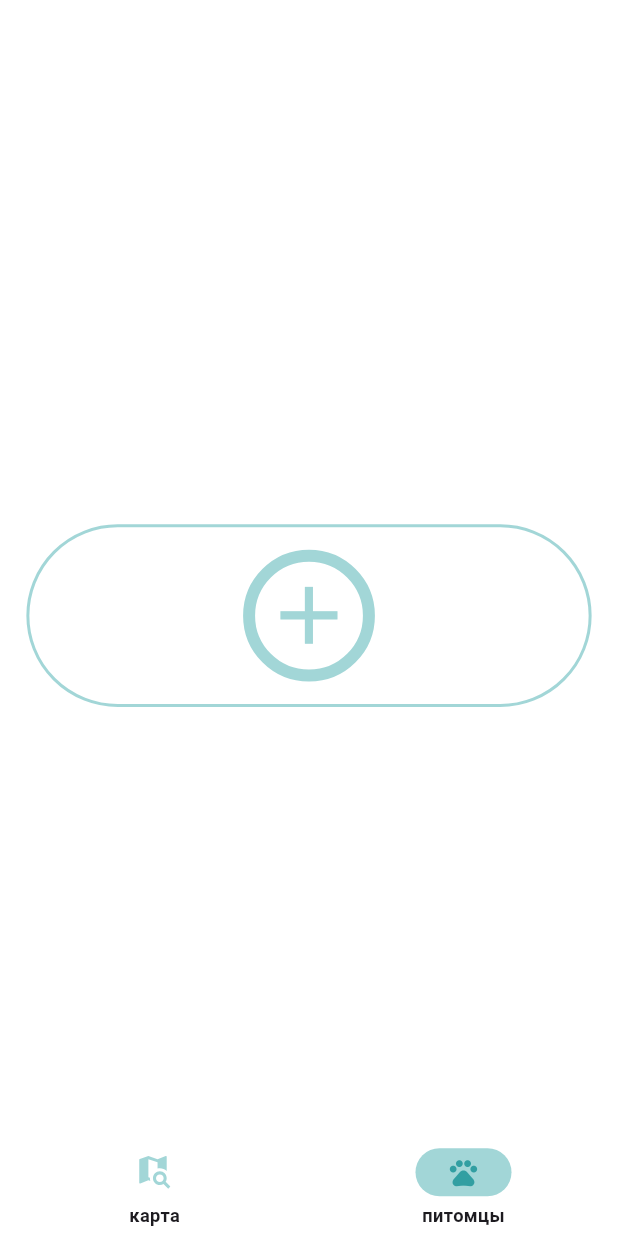
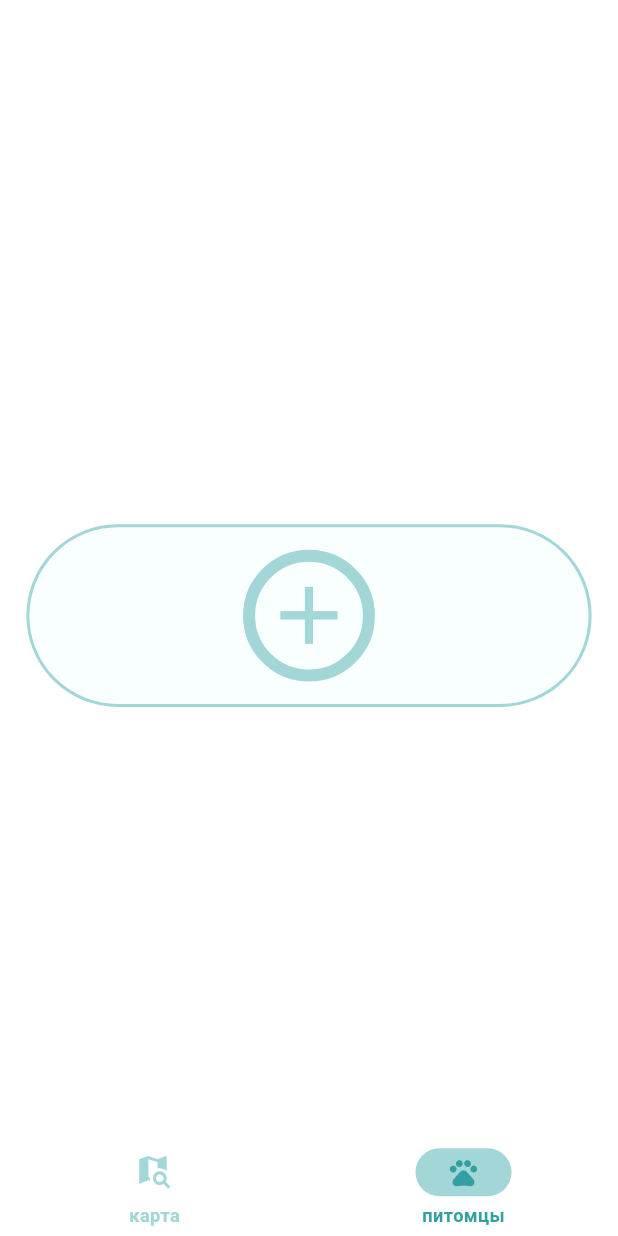
Before and after one commit to Alex-Yu21/pet_map, a Flutter app: the screen it shows after launch, item 2 of the bottom bar chosen, on a phone screen of 412 x 824 dp. Run offline on Flutter 3.47's test engine with Material 3 defaults, Android fonts, the phone set to English and light mode, and no system bars; our stand-ins replace flutter_riverpod, flutter_screenutil, flutter_svg, geolocator, shared_preferences, sqflite; missing offline and left inert: yandex_mapkit; accounts and stored records are empty.

Commit message:
style: nav bar minor improvments

```diff
--- a/lib/main.dart
+++ b/lib/main.dart
@@ -88,8 +88,15 @@ class PetMapApp extends StatelessWidget {
         navigationBarTheme: NavigationBarThemeData(
           backgroundColor: AppColors.onPrimary,
           indicatorColor: AppColors.secondary,
-          labelTextStyle: WidgetStateProperty.all(
-            TextStyle(fontSize: 12.h, fontWeight: FontWeight.w600),
+          labelTextStyle: WidgetStateProperty.resolveWith(
+            (states) => TextStyle(
+              fontSize: 12.h,
+              fontWeight: FontWeight.w600,
+              color:
+                  states.contains(WidgetState.selected)
+                      ? AppColors.primary
+                      : AppColors.secondary,
+            ),
           ),
           iconTheme: WidgetStateProperty.resolveWith(
             (states) => IconThemeData(
--- a/lib/presentation/resources/app_colors.dart
+++ b/lib/presentation/resources/app_colors.dart
@@ -8,4 +8,6 @@ class AppColors {
   static const onPrimary = Colors.white;
 
   static const onSurface = Color(0xFF1D1B20);
+
+  static const background = Color(0xFFF9FFFF);
 }
```
